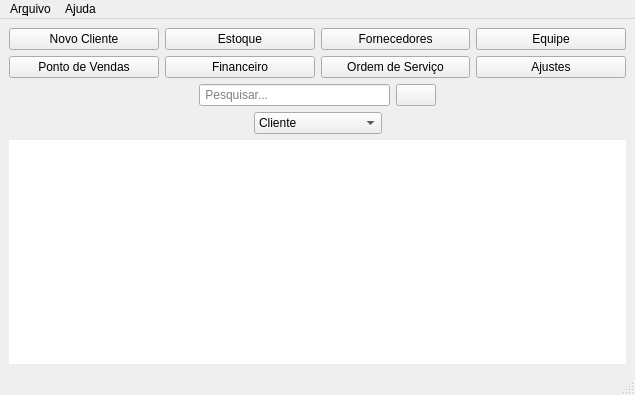
Above: ui_forms/home.ui from Henrique-Miranda/erpy before the change. Below: the same form after it.
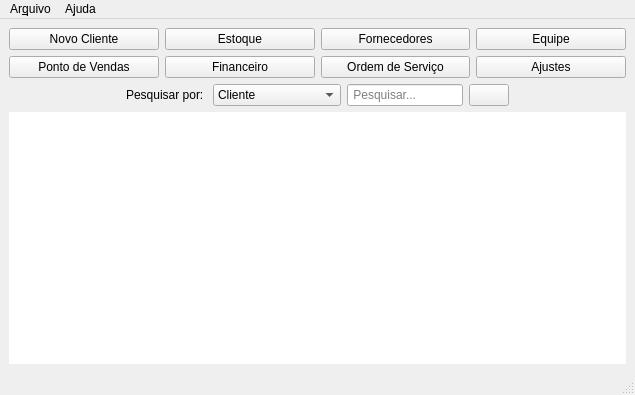
That is the form after the change. Icons and pictures are not drawn.

The edit to the form file:
```diff
--- a/ui_forms/home.ui
+++ b/ui_forms/home.ui
@@ -171,57 +171,6 @@
     </item>
     <item>
      <layout class="QVBoxLayout" name="verticalLayout">
-      <item>
-       <layout class="QHBoxLayout" name="horizontalLayout_3">
-        <item>
-         <spacer name="hSearch">
-          <property name="orientation">
-           <enum>Qt::Horizontal</enum>
-          </property>
-          <property name="sizeHint" stdset="0">
-           <size>
-            <width>40</width>
-            <height>20</height>
-           </size>
-          </property>
-         </spacer>
-        </item>
-        <item>
-         <widget class="QLineEdit" name="leSearch">
-          <property name="text">
-           <string/>
-          </property>
-          <property name="placeholderText">
-           <string> Pesquisar...</string>
-          </property>
-         </widget>
-        </item>
-        <item>
-         <widget class="QPushButton" name="pbSearch">
-          <property name="text">
-           <string/>
-          </property>
-          <property name="icon">
-           <iconset>
-            <normaloff>IMG/magnifying-glass.png</normaloff>IMG/magnifying-glass.png</iconset>
-          </property>
-         </widget>
-        </item>
-        <item>
-         <spacer name="hsSearch_2">
-          <property name="orientation">
-           <enum>Qt::Horizontal</enum>
-          </property>
-          <property name="sizeHint" stdset="0">
-           <size>
-            <width>40</width>
-            <height>20</height>
-           </size>
-          </property>
-         </spacer>
-        </item>
-       </layout>
-      </item>
       <item>
        <layout class="QHBoxLayout" name="horizontalLayout_4">
         <item>
@@ -237,6 +186,13 @@
           </property>
          </spacer>
         </item>
+        <item>
+         <widget class="QLabel" name="label">
+          <property name="text">
+           <string>Pesquisar por: </string>
+          </property>
+         </widget>
+        </item>
         <item>
          <widget class="QComboBox" name="cbSearch">
           <item>
@@ -256,6 +212,27 @@
           </item>
          </widget>
         </item>
+        <item>
+         <widget class="QLineEdit" name="leSearch">
+          <property name="text">
+           <string/>
+          </property>
+          <property name="placeholderText">
+           <string> Pesquisar...</string>
+          </property>
+         </widget>
+        </item>
+        <item>
+         <widget class="QPushButton" name="pbSearch">
+          <property name="text">
+           <string/>
+          </property>
+          <property name="icon">
+           <iconset>
+            <normaloff>IMG/magnifying-glass.png</normaloff>IMG/magnifying-glass.png</iconset>
+          </property>
+         </widget>
+        </item>
         <item>
          <spacer name="hsCbox_3">
           <property name="orientation">
@@ -304,6 +281,15 @@
         <attribute name="horizontalHeaderVisible">
          <bool>true</bool>
         </attribute>
+        <attribute name="horizontalHeaderCascadingSectionResizes">
+         <bool>false</bool>
+        </attribute>
+        <attribute name="horizontalHeaderMinimumSectionSize">
+         <number>49</number>
+        </attribute>
+        <attribute name="horizontalHeaderStretchLastSection">
+         <bool>true</bool>
+        </attribute>
         <attribute name="verticalHeaderVisible">
          <bool>false</bool>
         </attribute>
```
Left out of the diff: 6 changed lines with no effect on the pictures.
